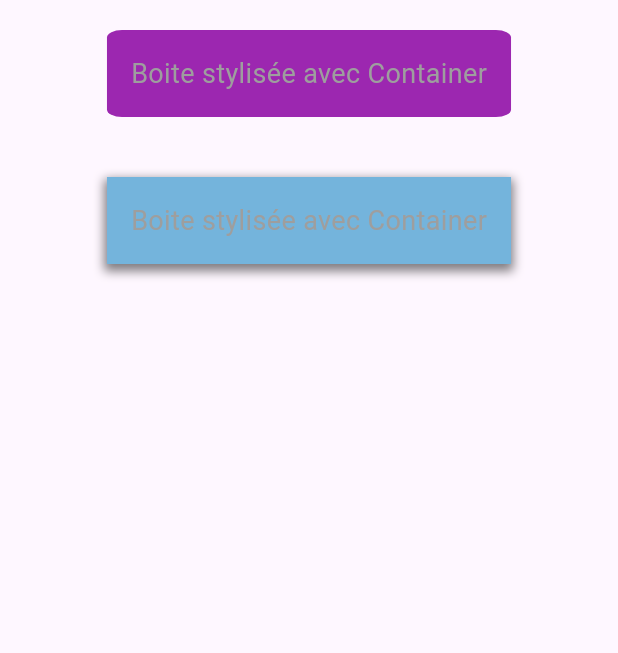
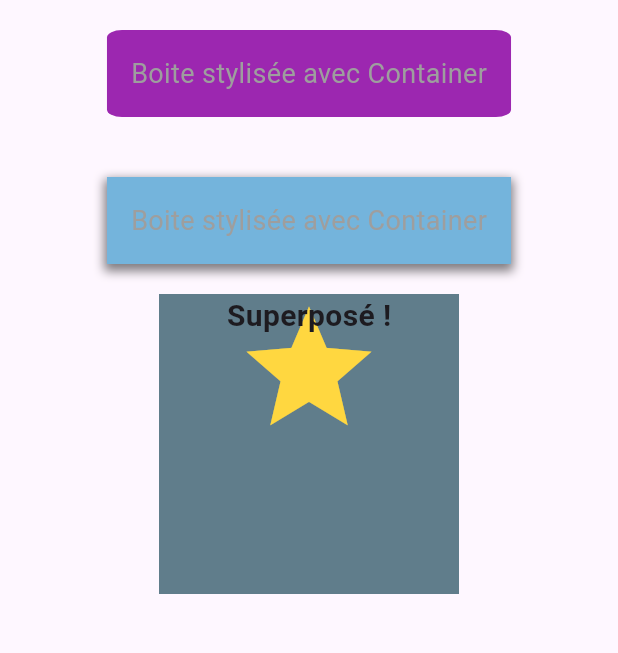
Before and after one commit to dialloramatoulayebah/Flutter-Atelier02, a Flutter app: the screen it shows after launch, on a phone screen of 412 x 824 dp, the part 60-713 px from its top. Run offline on Flutter 3.47's test engine with Material 3 defaults, Android fonts, the phone set to English and light mode, and no system bars.

Commit message:
Etape 4 Stack

```diff
--- a/lib/main.dart
+++ b/lib/main.dart
@@ -47,6 +47,17 @@ class MainApp extends StatelessWidget {
                   style: TextStyle(color: Colors.grey, fontSize: 18),
                 ),
               ),
+              Stack(
+                alignment: Alignment.topCenter,
+                children: [
+                  Container(width: 200, height: 200, color: Colors.blueGrey),
+                  Icon(Icons.star, size: 100, color: Colors.amberAccent),
+                  Text(
+                    "Superposé !",
+                    style: TextStyle(fontSize: 20, fontWeight: FontWeight.bold),
+                  ),
+                ],
+              ),
             ],
           ),
         ),
```
